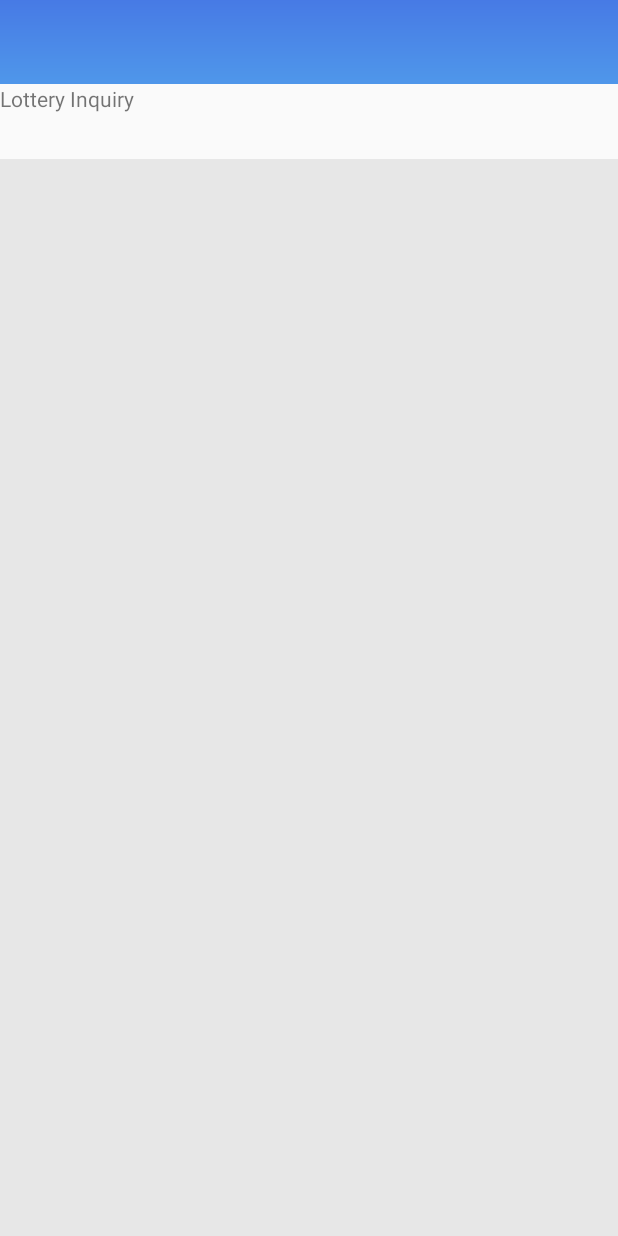
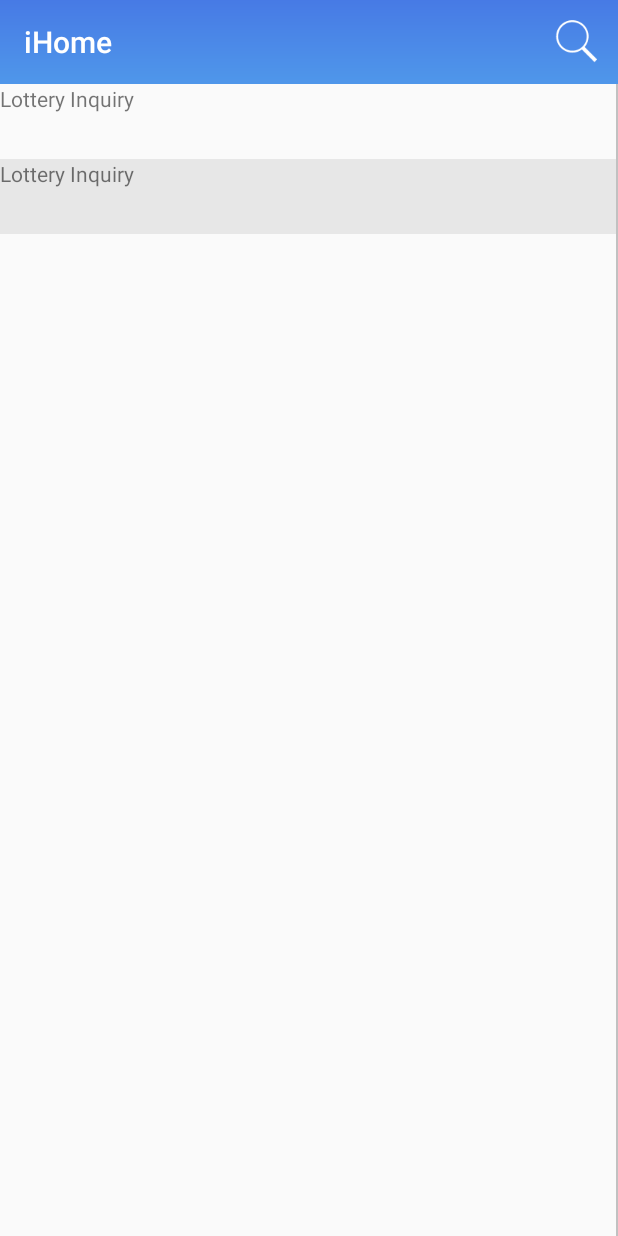
Before and after one commit to zhufengweihai/iHome, an Android app: the screen it shows after launch (MainActivity), on a phone screen of 412 x 824 dp. Run offline under Robolectric (Android 15) with nearby library versions, the phone set to English and light mode, and no system bars; libraries missing offline, so code that uses them is left out: com.yolanda.nohttp; Roboto replaces fonts that are not available here; 1 statement that could not run was skipped.

Commit message:
修改主界面续2

```diff
--- a/app/src/main/java/com/zf/ihome/AppListAdapter.java
+++ b/app/src/main/java/com/zf/ihome/AppListAdapter.java
@@ -9,8 +9,6 @@ import android.view.View;
 import android.view.ViewGroup;
 import android.widget.TextView;
 
-import com.zf.common.widget.dragdrop.ItemTouchHelperAdapter;
-import com.zf.common.widget.dragdrop.ItemTouchHelperViewHolder;
 import com.zf.lottery.view.LotteriesActivity;
 
 import java.util.List;
@@ -19,7 +17,7 @@ import java.util.List;
  * Created by Administrator on 2017/2/13 0013.
  */
 
-public class AppListAdapter extends RecyclerView.Adapter<AppListAdapter.ItemViewHolder>implements ItemTouchHelperAdapter {
+public class AppListAdapter extends RecyclerView.Adapter<AppListAdapter.ItemViewHolder> {
     private List<Pair<Integer, Integer>> appList = null;
 
     public AppListAdapter(List<Pair<Integer, Integer>> appList) {
@@ -51,30 +49,15 @@ public class AppListAdapter extends RecyclerView.Adapter<AppListAdapter.ItemView
         return appList == null ? 0 : appList.size();
     }
 
-    @Override
-    public boolean onItemMove(int fromPosition, int toPosition) {
-        return false;
-    }
-
-    @Override
-    public void onItemDismiss(int position) {
-
-    }
-
-    protected static class ItemViewHolder extends RecyclerView.ViewHolder implements
-            ItemTouchHelperViewHolder {
+    protected static class ItemViewHolder extends RecyclerView.ViewHolder implements View.OnClickListener {
         public ItemViewHolder(View itemView) {
             super(itemView);
+            itemView.setOnClickListener(this);
         }
 
         @Override
-        public void onItemSelected() {
-            itemView.getContext().startActivity(new Intent(itemView.getContext(), LotteriesActivity.class));
-        }
-
-        @Override
-        public void onItemClear() {
-
+        public void onClick(View v) {
+            v.getContext().startActivity(new Intent(v.getContext(), LotteriesActivity.class));
         }
     }
 }
--- a/app/src/main/java/com/zf/ihome/MainActivity.java
+++ b/app/src/main/java/com/zf/ihome/MainActivity.java
@@ -1,13 +1,13 @@
 package com.zf.ihome;
 
+import android.os.Bundle;
 import android.support.v4.util.Pair;
 import android.support.v7.app.AppCompatActivity;
-import android.os.Bundle;
+import android.support.v7.widget.DividerItemDecoration;
 import android.support.v7.widget.LinearLayoutManager;
 import android.support.v7.widget.RecyclerView;
 import android.support.v7.widget.Toolbar;
-
-import com.zf.common.widget.dragdrop.DragdropView;
+import android.view.Menu;
 
 import java.util.ArrayList;
 
@@ -19,13 +19,23 @@ public class MainActivity extends AppCompatActivity {
         setContentView(R.layout.activity_main);
         Toolbar toolbar = (Toolbar) findViewById(R.id.toolbar);
         setSupportActionBar(toolbar);
-        getSupportActionBar().setDisplayShowTitleEnabled(false);
+        getSupportActionBar().setDisplayShowTitleEnabled(true);
 
         ArrayList<Pair<Integer, Integer>> appList = new ArrayList<>();
         Pair<Integer, Integer> pair = new Pair<>(R.mipmap.nav_lottery, R.string.nav_lottery);
         appList.add(pair);
+        Pair<Integer, Integer> pair1 = new Pair<>(R.mipmap.nav_lottery, R.string.nav_lottery);
+        appList.add(pair1);
         AppListAdapter adapter = new AppListAdapter(appList);
-        DragdropView appListView = (DragdropView) findViewById(R.id.appListView);
+        RecyclerView appListView = (RecyclerView) findViewById(R.id.appListView);
         appListView.setAdapter(adapter);
+        appListView.setLayoutManager(new LinearLayoutManager(this));
+        appListView.addItemDecoration(new DividerItemDecoration(this, DividerItemDecoration.HORIZONTAL));
+    }
+
+    @Override
+    public boolean onCreateOptionsMenu(Menu menu) {
+        getMenuInflater().inflate(R.menu.home, menu);
+        return true;
     }
 }
--- /dev/null
+++ b/app/src/main/res/drawable/ic_search.xml
@@ -0,0 +1,9 @@
+<vector xmlns:android="http://schemas.android.com/apk/res/android"
+        android:width="200dp"
+        android:height="200dp"
+        android:viewportHeight="200.0"
+        android:viewportWidth="200.0">
+    <path
+        android:fillColor="#ffffff"
+        android:pathData="M173.0138 159.1531c57.5463-65.4416 141.5648-106.8386 228.5544-112.2539 81.4181-6.0939 164.835 18.8452 229.213 69.1301 78.1382 59.1929 128.0364 154.2514 131.3953 252.3189 4.656 84.9654-25.4258 170.7682-80.7975 235.1805 86.2121 86.2655 172.5211 172.4761 258.7132 258.7626-18.767 18.7093-37.4571 37.4956-56.2252 56.1839-87.0865-87.043-174.0941-174.1439-261.2206-261.1479-71.9662 52.6933-165.6295 74.3896-253.5105 59.1529-86.9496-13.9146-167.1265-64.2384-218.229-135.8719-32.2944-44.6377-53.334-97.406-60.3985-152.0589C77 332.4446 107.7624 231.0593 173.0138 159.1531zM392.387 87.4427c-13.8392 2.0766-27.7933 3.6875-41.2237 7.7038-85.8433 21.1157-160.159 83.5114-196.6847 163.9169-20.8447 44.7926-29.9279 94.9416-26.5311 144.2192 5.2007 95.2124 60.4575 185.6911 142.1664 234.5969 84.3103 52.6163 195.7723 57.8748 284.7596 13.7217 85.5715-40.5015 148.7652-124.5765 163.8077-218.0622 7.2774-42.737 5.2407-87.1599-6.4259-128.9456-24.0657-90.4197-93.9352-166.9448-181.6033-199.4907C486.8479 88.1802 439.0064 82.669 392.387 87.4427z"/>
+</vector>
--- a/app/src/main/res/layout/activity_main.xml
+++ b/app/src/main/res/layout/activity_main.xml
@@ -24,10 +24,10 @@
 
     </android.support.design.widget.AppBarLayout>
 
-    <com.zf.common.widget.dragdrop.DragdropView
+    <android.support.v7.widget.RecyclerView
         android:id="@+id/appListView"
         android:layout_width="match_parent"
-        android:layout_height="wrap_content"
+        android:layout_height="match_parent"
         android:background="@color/colorForeground"
         app:layout_behavior="@string/appbar_scrolling_view_behavior"/>
 </android.support.design.widget.CoordinatorLayout>
--- a/app/src/main/res/menu/home.xml
+++ b/app/src/main/res/menu/home.xml
@@ -1,9 +1,10 @@
 <?xml version="1.0" encoding="utf-8"?>
 <menu xmlns:android="http://schemas.android.com/apk/res/android"
-    xmlns:app="http://schemas.android.com/apk/res-auto">
+      xmlns:app="http://schemas.android.com/apk/res-auto">
     <item
         android:id="@+id/action_settings"
+        android:icon="@mipmap/ic_search"
         android:orderInCategory="100"
-        android:title="@string/action_settings"
-        app:showAsAction="never" />
+        android:title="@null"
+        app:showAsAction="always" />
 </menu>
```
Also changed, not shown: common/src/main/java/com/zf/common/widget/DividerItemDecoration.java (added, +88 -0 lines), common/src/main/java/com/zf/common/widget/dragdrop/DragdropView.java (+0 -86 lines), app/src/main/res/mipmap-xhdpi/ic_search.png (added), app/src/main/res/mipmap-xxxhdpi/ic_search.png (added).
